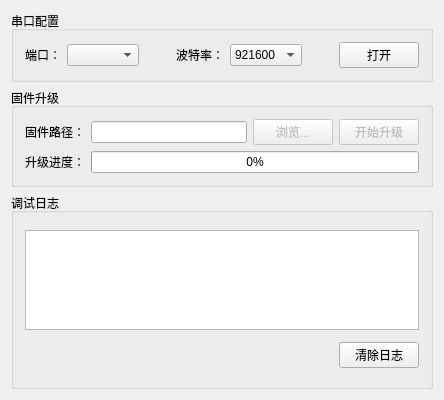
First picture: the form in widget.ui, repository ylongwang2782/wht-update-tool, before the edit.
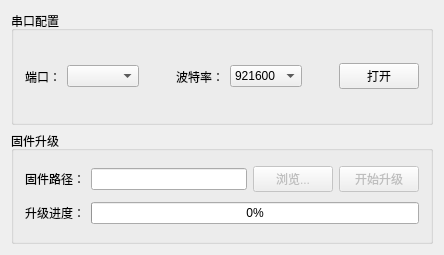
Second picture: the form after the edit.

Commit message: chore: 优化界面显示，并增加日志文件输出

```diff
--- a/widget.ui
+++ b/widget.ui
@@ -7,19 +7,19 @@
     <x>0</x>
     <y>0</y>
     <width>444</width>
-    <height>400</height>
+    <height>255</height>
    </rect>
   </property>
   <property name="minimumSize">
    <size>
     <width>444</width>
-    <height>400</height>
+    <height>255</height>
    </size>
   </property>
   <property name="maximumSize">
    <size>
     <width>444</width>
-    <height>400</height>
+    <height>255</height>
    </size>
   </property>
   <property name="windowTitle">
@@ -222,52 +222,7 @@
      </layout>
     </widget>
    </item>
-   <item>
-    <widget class="QGroupBox" name="groupBox_4">
-     <property name="title">
-      <string>调试日志</string>
-     </property>
-     <layout class="QVBoxLayout" name="verticalLayout_4">
-      <item>
-       <widget class="QTextEdit" name="debugLog">
-        <property name="maximumSize">
-         <size>
-          <width>16777215</width>
-          <height>100</height>
-         </size>
-        </property>
-        <property name="readOnly">
-         <bool>true</bool>
-        </property>
-       </widget>
-      </item>
-      <item>
-       <layout class="QHBoxLayout" name="horizontalLayout_6">
-        <item>
-         <spacer name="horizontalSpacer_3">
-          <property name="orientation">
-           <enum>Qt::Horizontal</enum>
-          </property>
-          <property name="sizeHint" stdset="0">
-           <size>
-            <width>40</width>
-            <height>20</height>
-           </size>
-          </property>
-         </spacer>
-        </item>
-        <item>
-         <widget class="QPushButton" name="clearLogButton">
-          <property name="text">
-           <string>清除日志</string>
-          </property>
-         </widget>
-        </item>
-       </layout>
-      </item>
-     </layout>
-    </widget>
-   </item>
+
 
   </layout>
  </widget>
```
The commit also changes 5 other files.
